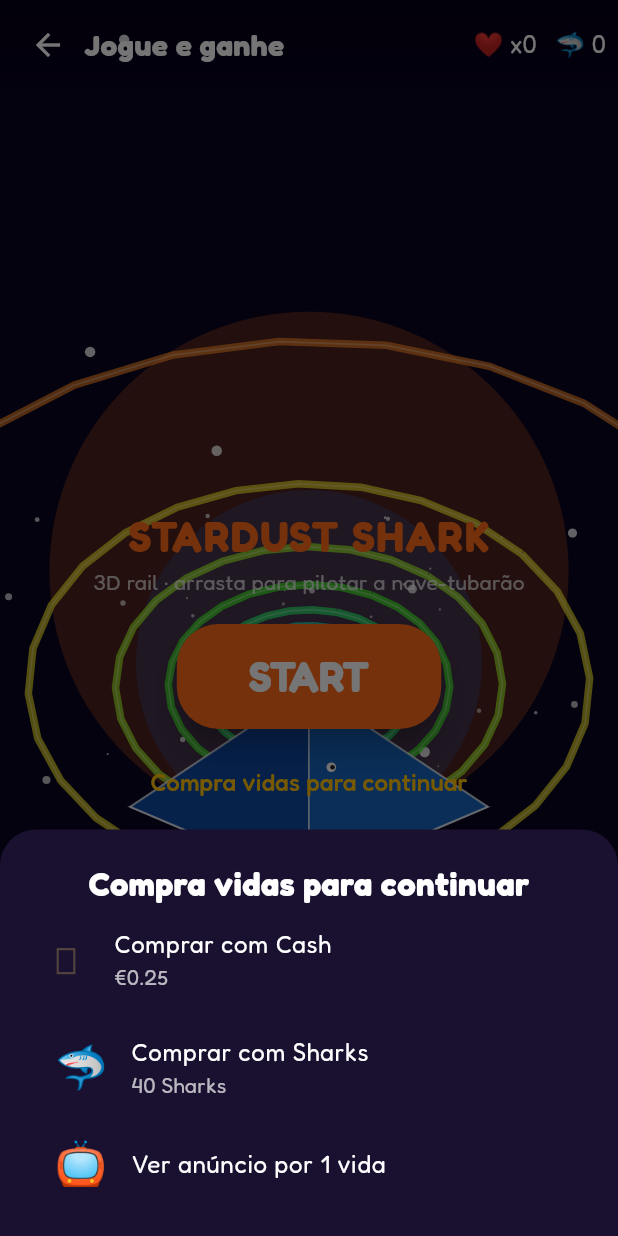
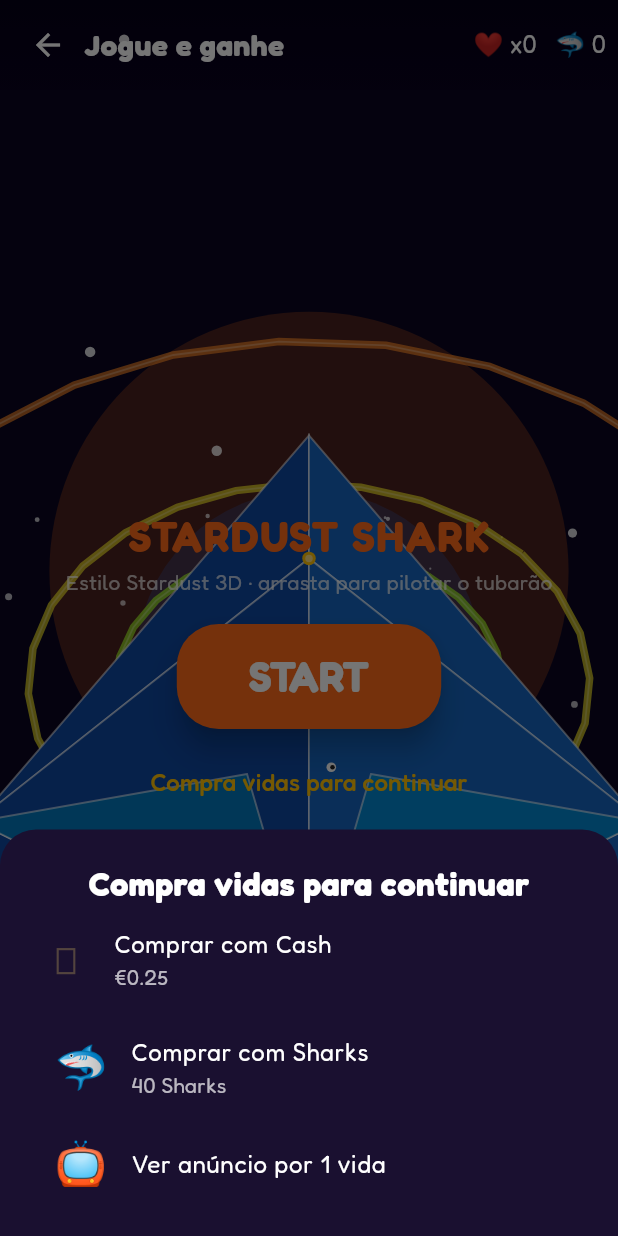
Before and after one commit to tiagosgama90-coder/Cashark, a Flutter app: the SpaceShooterGame screen opened directly, after a tap on "START", on a phone screen of 412 x 824 dp. Run offline on Flutter 3.47's test engine with Material 3 defaults, Android fonts, the phone set to English and light mode, and no system bars; our stand-ins replace google_fonts, google_mobile_ads, shared_preferences; accounts and stored records are empty; network calls fail.

Commit message:
polish: clearer 3D shark silhouette with dorsal and caudal fins
Co-authored-by: tiagosgama90-coder <tiagosgama90-coder@users.noreply.github.com>

```diff
--- a/lib/game/space_shooter.dart
+++ b/lib/game/space_shooter.dart
@@ -412,7 +412,7 @@ class _SpaceShooterGameState extends State<SpaceShooterGame>
                                           fontSize: 28,
                                           fontWeight: FontWeight.w800,
                                           letterSpacing: 1.2)),
-                                  Text('3D rail · arrasta para pilotar a nave-tubarão',
+                                  Text('Estilo Stardust 3D · arrasta para pilotar o tubarão',
                                       style: GoogleFonts.fredoka(color: Colors.white70, fontSize: 14)),
                                   const SizedBox(height: 18),
                                 ],
@@ -678,20 +678,24 @@ class _StardustPainter extends CustomPainter {
     );
   }
 
-  /// Low-poly 3D shark ship facing into the tunnel (+Z).
+  /// Low-poly 3D shark ship facing into the tunnel (+Z), viewed from behind.
   void _drawSharkShip(Canvas canvas, double x, double y, double z, double bank, double t) {
-    // Local shark mesh points (nose forward +Z, belly -Y).
-    final nose = _V(0, 0.05, 0.95);
-    final tail = _V(0, 0.0, -0.85);
-    final leftWing = _V(-0.75, 0.05, -0.1);
-    final rightWing = _V(0.75, 0.05, -0.1);
-    final dorsal = _V(0, 0.55, 0.05);
-    final belly = _V(0, -0.32, 0.05);
-    final jawL = _V(-0.22, -0.18, 0.55);
-    final jawR = _V(0.22, -0.18, 0.55);
-    final tailL = _V(-0.35, 0.05, -0.95);
-    final tailR = _V(0.35, 0.05, -0.95);
-    final tailTop = _V(0, 0.45, -0.9);
+    // Exaggerated shark silhouette (nose forward +Z, belly -Y, camera behind).
+    const s = 1.35; // overall scale
+    final nose = _V(0, 0.08, 1.15 * s);
+    final headL = _V(-0.28 * s, 0.02, 0.7 * s);
+    final headR = _V(0.28 * s, 0.02, 0.7 * s);
+    final tail = _V(0, 0.02, -1.05 * s);
+    final leftWing = _V(-1.05 * s, -0.02, -0.05 * s); // pectoral
+    final rightWing = _V(1.05 * s, -0.02, -0.05 * s);
+    final dorsal = _V(0, 0.85 * s, 0.1 * s); // tall fin = readable shark cue
+    final belly = _V(0, -0.42 * s, 0.05 * s);
+    final jawL = _V(-0.3 * s, -0.22 * s, 0.75 * s);
+    final jawR = _V(0.3 * s, -0.22 * s, 0.75 * s);
+    final tailL = _V(-0.55 * s, 0.05, -1.2 * s);
+    final tailR = _V(0.55 * s, 0.05, -1.2 * s);
+    final tailTop = _V(0, 0.7 * s, -1.15 * s); // caudal upper lobe
+    final tailBot = _V(0, -0.35 * s, -1.1 * s); // caudal lower lobe
 
     _V xf(_V p) {
       // Bank (roll) + slight idle bob.
@@ -705,6 +709,8 @@ class _StardustPainter extends CustomPainter {
 
     final pts = {
       'nose': xf(nose),
+      'hl': xf(headL),
+      'hr': xf(headR),
       'tail': xf(tail),
       'lw': xf(leftWing),
       'rw': xf(rightWing),
@@ -715,6 +721,7 @@ class _StardustPainter extends CustomPainter {
       'tl': xf(tailL),
       'tr': xf(tailR),
       'tt': xf(tailTop),
+      'tb': xf(tailBot),
     };
 
     Offset pr(_V v) => project(v.x, v.y, v.z);
@@ -742,19 +749,29 @@ class _StardustPainter extends CustomPainter {
       }
     }
 
-    // Draw back faces first (simple painter order).
-    face(['tail', 'tl', 'tt'], const Color(0xFF1565C0));
-    face(['tail', 'tr', 'tt'], const Color(0xFF1976D2));
-    face(['nose', 'lw', 'dorsal'], const Color(0xFF1E88E5));
-    face(['nose', 'rw', 'dorsal'], const Color(0xFF42A5F5));
+    // Draw back faces first (simple painter order) — shark body + fins.
+    face(['tail', 'tl', 'tt'], const Color(0xFF0D47A1));
+    face(['tail', 'tr', 'tt'], const Color(0xFF1565C0));
+    face(['tail', 'tl', 'tb'], const Color(0xFF1976D2));
+    face(['tail', 'tr', 'tb'], const Color(0xFF1E88E5));
+    face(['dorsal', 'hl', 'hr'], const Color(0xFF0D47A1));
+    face(['nose', 'hl', 'dorsal'], const Color(0xFF1E88E5));
+    face(['nose', 'hr', 'dorsal'], const Color(0xFF42A5F5));
     face(['nose', 'jl', 'belly'], const Color(0xFFE3F2FD));
     face(['nose', 'jr', 'belly'], const Color(0xFFBBDEFB));
-    face(['nose', 'lw', 'belly'], const Color(0xFF2196F3));
-    face(['nose', 'rw', 'belly'], const Color(0xFF64B5F6));
+    face(['nose', 'hl', 'jl'], const Color(0xFF64B5F6));
+    face(['nose', 'hr', 'jr'], const Color(0xFF90CAF9));
+    face(['hl', 'lw', 'belly'], const Color(0xFF2196F3));
+    face(['hr', 'rw', 'belly'], const Color(0xFF42A5F5));
+    face(['hl', 'lw', 'dorsal'], const Color(0xFF1565C0));
+    face(['hr', 'rw', 'dorsal'], const Color(0xFF1E88E5));
     face(['dorsal', 'lw', 'tail'], const Color(0xFF0D47A1));
     face(['dorsal', 'rw', 'tail'], const Color(0xFF1565C0));
     face(['belly', 'lw', 'tail'], const Color(0xFF90CAF9));
     face(['belly', 'rw', 'tail'], const Color(0xFF64B5F6));
+    // Pectoral fin accents (makes the shark wings obvious)
+    face(['hl', 'lw', 'tail'], const Color(0xFF0277BD));
+    face(['hr', 'rw', 'tail'], const Color(0xFF0288D1));
 
     // Engine glow under belly
     final glow = pr(pts['belly']!);
```
